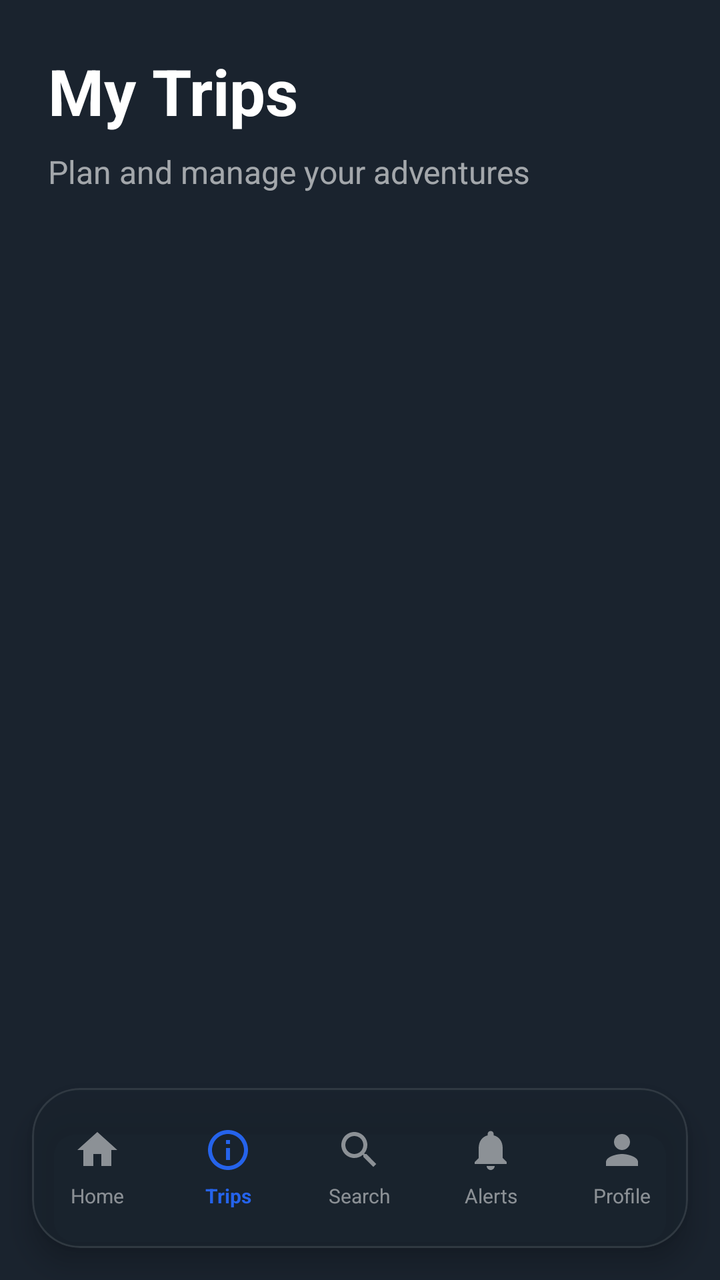
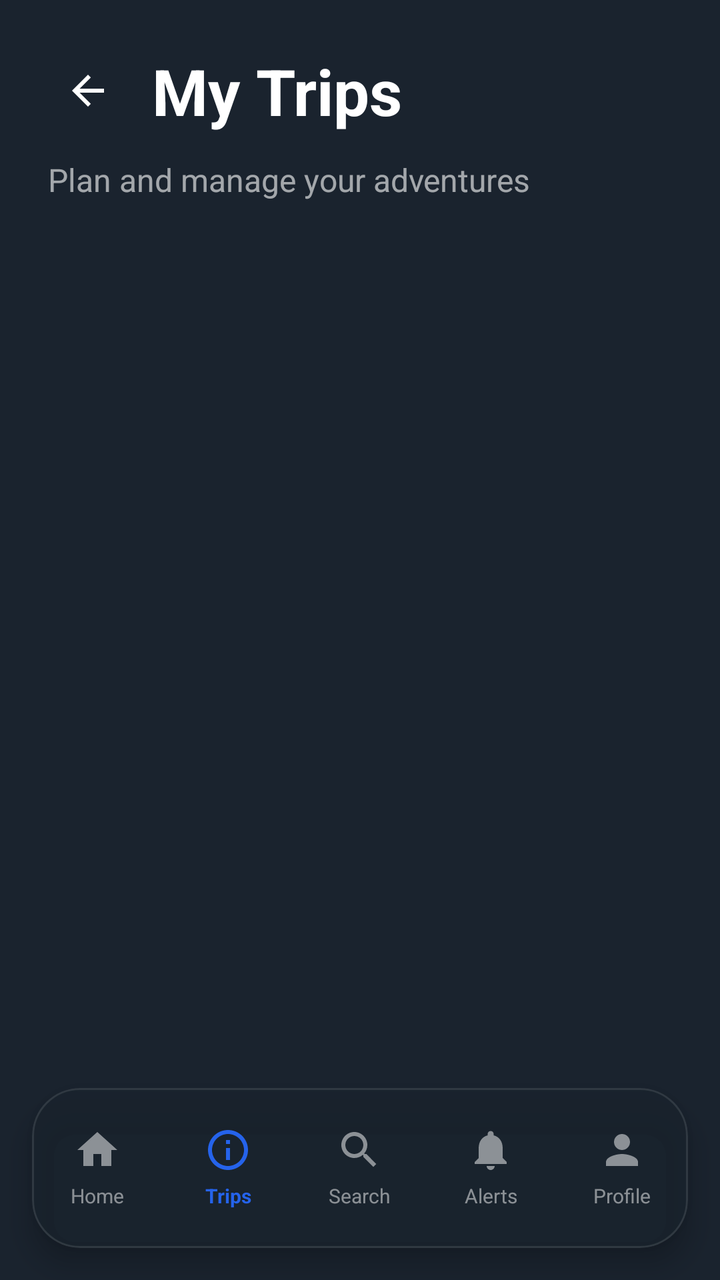

An Android layout rendered at two revisions. The XML below is the earlier revision; the diff shows what the commit changed to produce the second picture.
<!-- AndroidManifest.xml: activity theme Theme.TravelBuddy -->
<!-- res/layout/activity_my_trips.xml -->
<?xml version="1.0" encoding="utf-8"?>
<androidx.constraintlayout.widget.ConstraintLayout xmlns:android="http://schemas.android.com/apk/res/android"
    xmlns:app="http://schemas.android.com/apk/res-auto"
    xmlns:tools="http://schemas.android.com/tools"
    android:layout_width="match_parent"
    android:layout_height="match_parent"
    android:background="@color/onboarding_bg"
    tools:context=".MyTripsActivity">

    <LinearLayout
        android:id="@+id/llHeader"
        android:layout_width="match_parent"
        android:layout_height="wrap_content"
        android:orientation="vertical"
        android:padding="24dp"
        app:layout_constraintTop_toTopOf="parent">

        <TextView
            android:layout_width="wrap_content"
            android:layout_height="wrap_content"
            android:text="My Trips"
            android:textColor="@color/white"
            android:textSize="32sp"
            android:textStyle="bold" />

        <TextView
            android:layout_width="wrap_content"
            android:layout_height="wrap_content"
            android:layout_marginTop="8dp"
            android:alpha="0.6"
            android:text="Plan and manage your adventures"
            android:textColor="@color/white"
            android:textSize="16sp" />

    </LinearLayout>

    <androidx.recyclerview.widget.RecyclerView
        android:id="@+id/rvTrips"
        android:layout_width="match_parent"
        android:layout_height="0dp"
        android:clipToPadding="false"
        android:paddingHorizontal="24dp"
        android:paddingBottom="100dp"
        app:layout_constraintBottom_toBottomOf="parent"
        app:layout_constraintTop_toBottomOf="@id/llHeader"
        tools:listitem="@layout/item_trip" />

    <LinearLayout
        android:id="@+id/llEmptyState"
        android:layout_width="match_parent"
        android:layout_height="wrap_content"
        android:gravity="center"
        android:orientation="vertical"
        android:padding="32dp"
        android:visibility="gone"
        app:layout_constraintBottom_toBottomOf="parent"
        app:layout_constraintTop_toBottomOf="@id/llHeader">

        <ImageView
            android:layout_width="120dp"
            android:layout_height="120dp"
            android:alpha="0.3"
            android:src="@drawable/ic_trips"
            app:tint="@color/white" />

        <TextView
            android:layout_width="wrap_content"
            android:layout_height="wrap_content"
            android:layout_marginTop="24dp"
            android:text="No Trips Planned Yet"
            android:textColor="@color/white"
            android:textSize="20sp"
            android:textStyle="bold" />

        <TextView
            android:layout_width="wrap_content"
            android:layout_height="wrap_content"
            android:layout_marginTop="8dp"
            android:alpha="0.6"
            android:gravity="center"
            android:text="Start planning your next adventure using the 'Plan with TripBuddy' button!"
            android:textColor="@color/white"
            android:textSize="14sp" />
    </LinearLayout>

    
    <com.google.android.material.card.MaterialCardView
        android:layout_width="match_parent"
        android:layout_height="80dp"
        android:layout_margin="16dp"
        app:cardBackgroundColor="#CC1A232E"
        app:cardCornerRadius="24dp"
        app:cardElevation="8dp"
        app:layout_constraintBottom_toBottomOf="parent"
        app:strokeColor="#1AFFFFFF"
        app:strokeWidth="1dp">

        <LinearLayout
            android:layout_width="match_parent"
            android:layout_height="match_parent"
            android:gravity="center"
            android:orientation="horizontal">

            <LinearLayout
                android:id="@+id/navHome"
                android:layout_width="0dp"
                android:layout_height="wrap_content"
                android:layout_weight="1"
                android:gravity="center"
                android:orientation="vertical">

                <ImageView
                    android:layout_width="24dp"
                    android:layout_height="24dp"
                    android:alpha="0.5"
                    android:src="@drawable/ic_home"
                    app:tint="@color/white" />

                <TextView
                    android:layout_width="wrap_content"
                    android:layout_height="wrap_content"
                    android:layout_marginTop="4dp"
                    android:alpha="0.5"
                    android:text="Home"
                    android:textColor="@color/white"
                    android:textSize="10sp" />
            </LinearLayout>

            <LinearLayout
                android:id="@+id/navTrips"
                android:layout_width="0dp"
                android:layout_height="wrap_content"
                android:layout_weight="1"
                android:gravity="center"
                android:orientation="vertical">

                <ImageView
                    android:layout_width="24dp"
                    android:layout_height="24dp"
                    android:src="@drawable/ic_trips"
                    app:tint="@color/onboarding_blue" />

                <TextView
                    android:layout_width="wrap_content"
                    android:layout_height="wrap_content"
                    android:layout_marginTop="4dp"
                    android:text="Trips"
                    android:textColor="@color/onboarding_blue"
                    android:textSize="10sp"
                    android:textStyle="bold" />
            </LinearLayout>

            <LinearLayout
                android:id="@+id/navSearch"
                android:layout_width="0dp"
                android:layout_height="wrap_content"
                android:layout_weight="1"
                android:gravity="center"
                android:orientation="vertical">

                <ImageView
                    android:layout_width="24dp"
                    android:layout_height="24dp"
                    android:alpha="0.5"
                    android:src="@drawable/ic_search"
                    app:tint="@color/white" />

                <TextView
                    android:layout_width="wrap_content"
                    android:layout_height="wrap_content"
                    android:layout_marginTop="4dp"
                    android:alpha="0.5"
                    android:text="Search"
                    android:textColor="@color/white"
                    android:textSize="10sp" />
            </LinearLayout>

            <LinearLayout
                android:id="@+id/navAlerts"
                android:layout_width="0dp"
                android:layout_height="wrap_content"
                android:layout_weight="1"
                android:gravity="center"
                android:orientation="vertical">

                <ImageView
                    android:layout_width="24dp"
                    android:layout_height="24dp"
                    android:alpha="0.5"
                    android:src="@drawable/ic_alerts"
                    app:tint="@color/white" />

                <TextView
                    android:layout_width="wrap_content"
                    android:layout_height="wrap_content"
                    android:layout_marginTop="4dp"
                    android:alpha="0.5"
                    android:text="Alerts"
                    android:textColor="@color/white"
                    android:textSize="10sp" />
            </LinearLayout>

            <LinearLayout
                android:id="@+id/navProfile"
                android:layout_width="0dp"
                android:layout_height="wrap_content"
                android:layout_weight="1"
                android:gravity="center"
                android:orientation="vertical">

                <ImageView
                    android:layout_width="24dp"
                    android:layout_height="24dp"
                    android:alpha="0.5"
                    android:src="@drawable/ic_profile"
                    app:tint="@color/white" />

                <TextView
                    android:layout_width="wrap_content"
                    android:layout_height="wrap_content"
                    android:layout_marginTop="4dp"
                    android:alpha="0.5"
                    android:text="Profile"
                    android:textColor="@color/white"
                    android:textSize="10sp" />
            </LinearLayout>

        </LinearLayout>
    </com.google.android.material.card.MaterialCardView>

</androidx.constraintlayout.widget.ConstraintLayout>
<!-- res/layout/item_trip.xml (included above) -->
<?xml version="1.0" encoding="utf-8"?>
<com.google.android.material.card.MaterialCardView xmlns:android="http://schemas.android.com/apk/res/android"
    xmlns:app="http://schemas.android.com/apk/res-auto"
    android:layout_width="match_parent"
    android:layout_height="wrap_content"
    android:layout_marginBottom="20dp"
    app:cardBackgroundColor="#242F3E"
    app:cardCornerRadius="24dp"
    app:cardElevation="0dp">

    <LinearLayout
        android:layout_width="match_parent"
        android:layout_height="wrap_content"
        android:orientation="vertical">

        <androidx.constraintlayout.widget.ConstraintLayout
            android:layout_width="match_parent"
            android:layout_height="180dp">

            <ImageView
                android:id="@+id/ivTripImage"
                android:layout_width="match_parent"
                android:layout_height="match_parent"
                android:scaleType="centerCrop"
                android:src="@drawable/img_bali" />

            <TextView
                android:id="@+id/tvStatusBadge"
                android:layout_width="wrap_content"
                android:layout_height="wrap_content"
                android:layout_margin="16dp"
                android:background="@drawable/bg_price_badge"
                android:backgroundTint="#F97316"
                android:paddingHorizontal="16dp"
                android:paddingVertical="8dp"
                android:text="Upcoming"
                android:textColor="@color/white"
                android:textSize="12sp"
                android:textStyle="bold"
                app:layout_constraintEnd_toEndOf="parent"
                app:layout_constraintTop_toTopOf="parent" />

            <TextView
                android:id="@+id/tvTripTitle"
                android:layout_width="wrap_content"
                android:layout_height="wrap_content"
                android:layout_marginStart="20dp"
                android:layout_marginBottom="20dp"
                android:text="Bali, Indonesia"
                android:textColor="@color/white"
                android:textSize="24sp"
                android:textStyle="bold"
                app:layout_constraintBottom_toBottomOf="parent"
                app:layout_constraintStart_toStartOf="parent" />

        </androidx.constraintlayout.widget.ConstraintLayout>

        <LinearLayout
            android:layout_width="match_parent"
            android:layout_height="wrap_content"
            android:gravity="center_vertical"
            android:orientation="horizontal"
            android:padding="20dp">

            <ImageView
                android:layout_width="20dp"
                android:layout_height="20dp"
                android:src="@drawable/ic_calendar"
                app:tint="#94A3B8" />

            <TextView
                android:id="@+id/tvTripDates"
                android:layout_width="0dp"
                android:layout_height="wrap_content"
                android:layout_marginStart="8dp"
                android:layout_weight="1"
                android:text="Planned Trip"
                android:textColor="#94A3B8"
                android:textSize="14sp"
                android:textStyle="bold" />

            <ImageView
                android:id="@+id/ivDeleteTrip"
                android:layout_width="40dp"
                android:layout_height="40dp"
                android:background="@drawable/bg_icon_squircle"
                android:backgroundTint="#EF4444"
                android:padding="10dp"
                android:src="@drawable/ic_location"
                app:tint="@color/white" />

        </LinearLayout>

    </LinearLayout>

</com.google.android.material.card.MaterialCardView>
<!-- resources referenced by this layout -->
<resources>
  <color name="onboarding_bg">#1A232E</color>
  <color name="onboarding_blue">#2563EB</color>
  <color name="white">#FFFFFFFF</color>
  <!-- drawable bg_icon_squircle (drawable) -->
  <?xml version="1.0" encoding="utf-8"?>
  <shape xmlns:android="http://schemas.android.com/apk/res/android">
      <corners android:radius="16dp" />
      <gradient
          android:angle="45"
          android:endColor="#475569"
          android:startColor="#1E293B" />
  </shape>
  <!-- drawable bg_price_badge (drawable) -->
  <?xml version="1.0" encoding="utf-8"?>
  <shape xmlns:android="http://schemas.android.com/apk/res/android">
      <solid android:color="#4D000000" />
      <corners android:radius="12dp" />
  </shape>
  <!-- drawable ic_alerts (drawable) -->
  <vector xmlns:android="http://schemas.android.com/apk/res/android"
      android:width="24dp"
      android:height="24dp"
      android:viewportWidth="24"
      android:viewportHeight="24">
      <path
          android:fillColor="#FFFFFF"
          android:pathData="M12,22c1.1,0 2,-0.9 2,-2h-4C10,21.1 10.9,22 12,22zM18,16v-5c0,-3.07 -1.63,-5.64 -4.5,-6.32V4c0,-0.83 -0.67,-1.5 -1.5,-1.5s-1.5,0.67 -1.5,1.5v0.68C7.64,5.36 6,7.92 6,11v5l-2,2v1h16v-1L18,16z" />
  </vector>
  <!-- drawable ic_calendar (drawable) -->
  <vector xmlns:android="http://schemas.android.com/apk/res/android"
      android:width="24dp"
      android:height="24dp"
      android:viewportWidth="24"
      android:viewportHeight="24">
      <path
          android:fillColor="#94A3B8"
          android:pathData="M19,4h-1V2h-2v2H8V2H6v2H5C3.89,4 3.01,4.9 3.01,6L3,20c0,1.1 0.89,2 2,2h14c1.1,0 2,-0.9 2,-2V6C21,4.9 20.1,4 19,4zM19,20H5V9h14V20zM7,11h2v2H7V11zM11,11h2v2h-2V11zM15,11h2v2h-2V11z" />
  </vector>
  <!-- drawable ic_home (drawable) -->
  <vector xmlns:android="http://schemas.android.com/apk/res/android"
      android:width="24dp"
      android:height="24dp"
      android:viewportWidth="24"
      android:viewportHeight="24">
      <path
          android:fillColor="#FFFFFF"
          android:pathData="M10,20v-6h4v6h5v-8h3L12,3L2,12h3v8H10z" />
  </vector>
  <!-- drawable ic_location (drawable) -->
  <vector xmlns:android="http://schemas.android.com/apk/res/android"
      android:width="24dp"
      android:height="24dp"
      android:viewportWidth="24"
      android:viewportHeight="24">
      <path
          android:fillColor="#FFFFFF"
          android:pathData="M12,2C8.13,2 5,5.13 5,9c0,5.25 7,13 7,13s7,-7.75 7,-13C19,5.13 15.87,2 12,2zM12,11.5c-1.38,0 -2.5,-1.12 -2.5,-2.5s1.12,-2.5 2.5,-2.5 2.5,1.12 2.5,2.5 -1.12,2.5 -2.5,2.5z" />
  </vector>
  <!-- drawable ic_profile (drawable) -->
  <vector xmlns:android="http://schemas.android.com/apk/res/android"
      android:width="24dp"
      android:height="24dp"
      android:viewportWidth="24"
      android:viewportHeight="24">
      <path
          android:fillColor="#FFFFFF"
          android:pathData="M12,12c2.21,0 4,-1.79 4,-4s-1.79,-4 -4,-4 -4,1.79 -4,4 1.79,4 4,4zM12,14c-2.67,0 -8,1.34 -8,4v2h16v-2c0,-2.66 -5.33,-4 -8,-4z" />
  </vector>
  <!-- drawable ic_trips (drawable) -->
  <vector xmlns:android="http://schemas.android.com/apk/res/android"
      android:width="24dp"
      android:height="24dp"
      android:viewportWidth="24"
      android:viewportHeight="24">
      <path
          android:fillColor="#FFFFFF"
          android:pathData="M2,12c0,5.52 4.48,10 10,10s10,-4.48 10,-10S17.52,2 12,2 2,6.48 2,12zM12,4c4.41,0 8,3.59 8,8s-3.59,8 -8,8 -8,-3.59 -8,-8 3.59,-8 8,-8zM11,7h2v2h-2V7zM11,11h2v6h-2v-6z" />
  </vector>
  <style name="Theme.TravelBuddy" parent="Base.Theme.TravelBuddy" />
  <style name="Base.Theme.TravelBuddy" parent="Theme.Material3.DayNight.NoActionBar">
          
          
      </style>
  <!-- unchanged entries left out for length: 2 -->
</resources>

<!-- the commit's change to res/layout/activity_my_trips.xml (unified diff, before → after) -->
@@ -15,13 +15,33 @@
         android:padding="24dp"
         app:layout_constraintTop_toTopOf="parent">
 
-        <TextView
-            android:layout_width="wrap_content"
-            android:layout_height="wrap_content"
-            android:text="My Trips"
-            android:textColor="@color/white"
-            android:textSize="32sp"
-            android:textStyle="bold" />
+        <LinearLayout
+            android:layout_width="match_parent"
+            android:layout_height="wrap_content"
+            android:orientation="horizontal"
+            android:gravity="center_vertical"
+            android:layout_marginBottom="4dp">
+
+            <ImageView
+                android:id="@+id/ivBack"
+                android:layout_width="40dp"
+                android:layout_height="40dp"
+                android:background="?attr/selectableItemBackgroundBorderless"
+                android:clickable="true"
+                android:focusable="true"
+                android:padding="8dp"
+                android:src="@drawable/ic_back"
+                app:tint="@color/white"
+                android:layout_marginEnd="12dp" />
+
+            <TextView
+                android:layout_width="wrap_content"
+                android:layout_height="wrap_content"
+                android:text="My Trips"
+                android:textColor="@color/white"
+                android:textSize="32sp"
+                android:textStyle="bold" />
+        </LinearLayout>
 
         <TextView
             android:layout_width="wrap_content"
<!-- resource entries referenced after the edit -->
@@ -27,6 +27,16 @@
       <path
           android:fillColor="#FFFFFF"
           android:pathData="M12,22c1.1,0 2,-0.9 2,-2h-4C10,21.1 10.9,22 12,22zM18,16v-5c0,-3.07 -1.63,-5.64 -4.5,-6.32V4c0,-0.83 -0.67,-1.5 -1.5,-1.5s-1.5,0.67 -1.5,1.5v0.68C7.64,5.36 6,7.92 6,11v5l-2,2v1h16v-1L18,16z" />
+  </vector>
+  <!-- drawable ic_back (drawable) -->
+  <vector xmlns:android="http://schemas.android.com/apk/res/android"
+      android:width="24dp"
+      android:height="24dp"
+      android:viewportWidth="24"
+      android:viewportHeight="24">
+    <path
+        android:fillColor="#FFFFFF"
+        android:pathData="M20,11H7.83l5.59,-5.59L12,4l-8,8 8,8 1.41,-1.41L7.83,13H20v-2z"/>
   </vector>
   <!-- drawable ic_calendar (drawable) -->
   <vector xmlns:android="http://schemas.android.com/apk/res/android"
